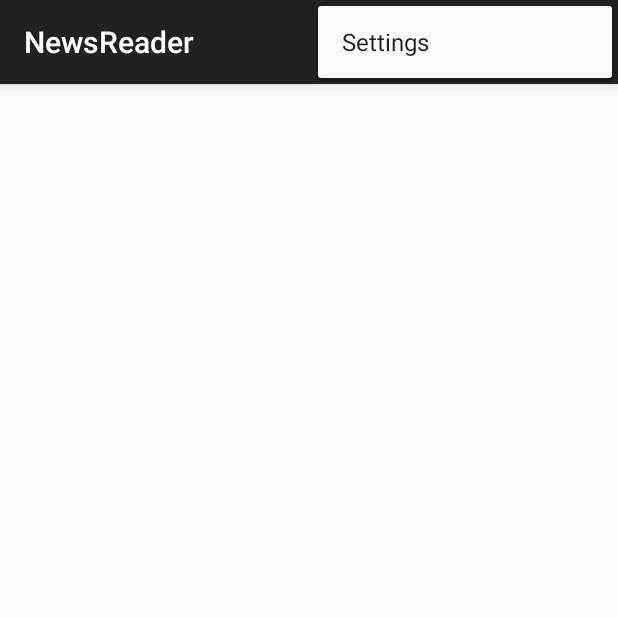
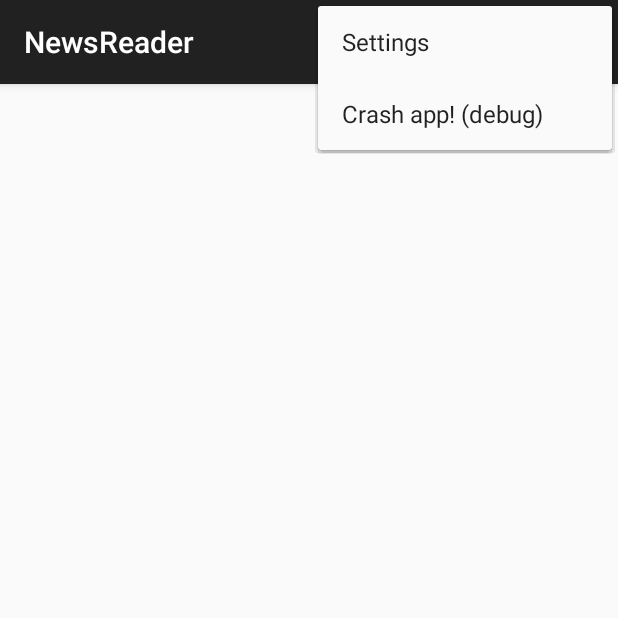
Before and after one commit to random-access/NewsReader, an Android app: the screen it shows after launch (ShowServerActivity), with the options menu open, on a phone screen of 412 x 824 dp, the top half of it. Run offline under Robolectric (Android 15) with nearby library versions, the phone set to English and light mode, and no system bars.

Commit message:
added crashtest to menu of starting activity

```diff
--- a/app/build.gradle
+++ b/app/build.gradle
@@ -8,8 +8,8 @@ android {
         applicationId "org.random_access.newsreader"
         minSdkVersion 15
         targetSdkVersion 22
-        versionCode 1
-        versionName "1.0"
+        versionCode 2
+        versionName "1.0.0"
     }
     buildTypes {
         release {
--- a/app/src/main/AndroidManifest.xml
+++ b/app/src/main/AndroidManifest.xml
@@ -8,6 +8,7 @@
     <uses-permission android:name="android.permission.WRITE_SYNC_SETTINGS" />
     <uses-permission android:name="android.permission.AUTHENTICATE_ACCOUNTS" />
     <uses-permission android:name="android.permission.GET_ACCOUNTS" />
+    <uses-permission android:name="android.permission.READ_LOGS" />
 
     <application
         android:name=".NewsReader"
--- a/app/src/main/java/org/random_access/newsreader/ShowServerActivity.java
+++ b/app/src/main/java/org/random_access/newsreader/ShowServerActivity.java
@@ -75,6 +75,7 @@ public class ShowServerActivity extends AppCompatActivity implements
         setListActions();
         mServerListView.setAdapter(mServerAdapter);
         getLoaderManager().initLoader(0, null, this);
+
     }
 
     @Override
@@ -99,6 +100,8 @@ public class ShowServerActivity extends AppCompatActivity implements
                 DialogServerConnection addServerFragment = DialogServerConnection.newInstance();
                 addServerFragment.show(getFragmentManager(), DialogServerConnection.TAG_ADD_SERVER);
                 return true;
+            case R.id.action_testcrash:
+                throw new NullPointerException(); // TODO remove
             default:
                 return super.onOptionsItemSelected(item);
         }
--- a/app/src/main/java/org/random_access/newsreader/queries/MessageQueries.java
+++ b/app/src/main/java/org/random_access/newsreader/queries/MessageQueries.java
@@ -196,7 +196,7 @@ public class MessageQueries {
         contentValues.put(MessageContract.MessageEntry.COL_MSG_ID, messageId);
         contentValues.put(MessageContract.MessageEntry.COL_FROM_EMAIL, fromEmail);
         contentValues.put(MessageContract.MessageEntry.COL_FROM_NAME, fromName);
-        contentValues.put(MessageContract.MessageEntry.COL_SUBJECT, subject);
+        contentValues.put(MessageContract.MessageEntry.COL_SUBJECT, subject == null ? "" : subject);
         contentValues.put(MessageContract.MessageEntry.COL_CHARSET, charset);
         contentValues.put(MessageContract.MessageEntry.COL_DATE, date);
         contentValues.put(MessageContract.MessageEntry.COL_NEW, isNew);
--- a/app/src/main/res/menu/menu_show_server.xml
+++ b/app/src/main/res/menu/menu_show_server.xml
@@ -2,6 +2,8 @@
     xmlns:app="http://schemas.android.com/apk/res-auto"
     xmlns:tools="http://schemas.android.com/tools" tools:context=".MainActivity">
     <item android:id="@+id/action_settings" android:title="@string/action_settings"
+        android:orderInCategory="100" app:showAsAction="never" />
+    <item android:id="@+id/action_testcrash" android:title="@string/action_testcrash"
         android:orderInCategory="100" app:showAsAction="never" />
     <item android:title="@string/server_add"
         android:id="@+id/action_add_project"
--- a/app/src/main/res/values/strings.xml
+++ b/app/src/main/res/values/strings.xml
@@ -171,4 +171,5 @@
     <string name="crash_dialog_text">An unexpected error occurred forcing the application to stop. Please help me fix this by sending me error data, all you have to do is click OK.</string>
     <string name="crash_dialog_comment_prompt">You might add your comments about the problem below:</string>
     <string name="crash_dialog_ok_toast">Thank you !</string>
+    <string name="action_testcrash">Crash app! (debug)</string>
 </resources>
```
Also changed, not shown: 1 other file.
